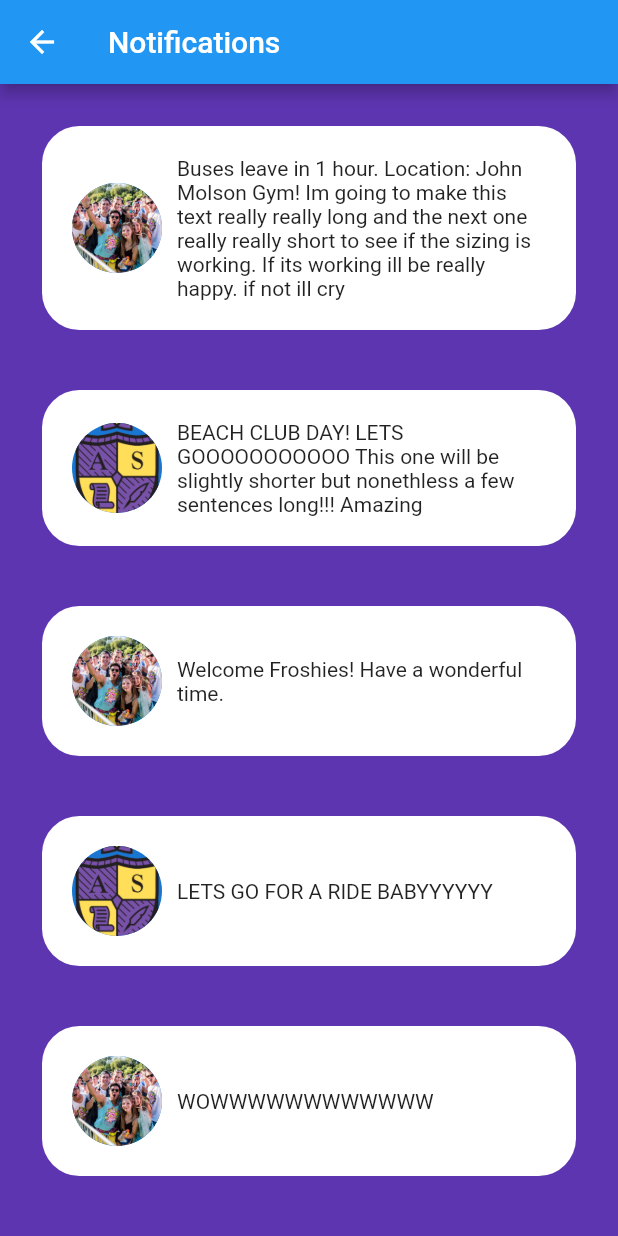
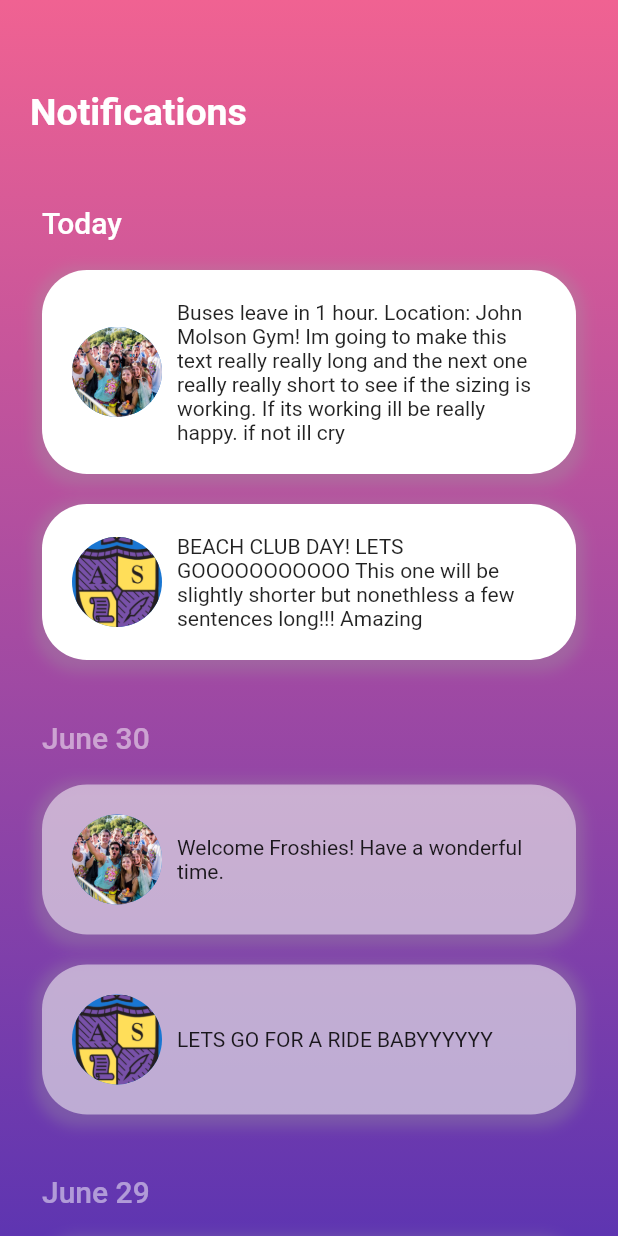
Before and after one commit to JUNIORCO/Event-App, a Flutter app: the Notifications widget shown alone on an empty page, opened directly, on a phone screen of 412 x 824 dp. Run offline on Flutter 3.47's test engine with Material 2 defaults, Android fonts, the phone set to English and light mode, and no system bars.

Commit message:
Notification kinda works

```diff
--- a/lib/screens/notifications.dart
+++ b/lib/screens/notifications.dart
@@ -1,5 +1,6 @@
 import 'package:flutter/material.dart';
 import '../widgets/notification_card.dart';
+import 'package:intl/intl.dart';
 
 class Notifications extends StatelessWidget {
   final List<String> entries = <String>[
@@ -7,14 +8,12 @@ class Notifications extends StatelessWidget {
     'BEACH CLUB DAY! LETS GOOOOOOOOOOO This one will be slightly shorter but nonethless a few sentences long!!! Amazing',
     'Welcome Froshies! Have a wonderful time.',
     'LETS GO FOR A RIDE BABYYYYYY',
-    'WOWWWWWWWWWWWW'
-  ];
-  final List<Color> colors = <Color>[
-    Colors.white,
-    Colors.white,
-    Colors.white,
-    Colors.white,
-    Colors.white
+    'WOWWWWWWWWWWWW',
+    'Buses leave in 1 hour. Location: John Molson Gym! Im going to make this text really really long and the next one really really short to see if the sizing is working. If its working ill be really happy. if not ill cry',
+    'BEACH CLUB DAY! LETS GOOOOOOOOOOO This one will be slightly shorter but nonethless a few sentences long!!! Amazing',
+    'Welcome Froshies! Have a wonderful time.',
+    'LETS GO FOR A RIDE BABYYYYYY',
+    'WOWWWWWWWWWWWW',
   ];
   final List<AssetImage> images = <AssetImage>[
     AssetImage('assets/images/frosh.jpg'),
@@ -22,25 +21,102 @@ class Notifications extends StatelessWidget {
     AssetImage('assets/images/frosh.jpg'),
     AssetImage('assets/images/uni_logo.png'),
     AssetImage('assets/images/frosh.jpg'),
+    AssetImage('assets/images/frosh.jpg'),
+    AssetImage('assets/images/uni_logo.png'),
+    AssetImage('assets/images/frosh.jpg'),
+    AssetImage('assets/images/uni_logo.png'),
+    AssetImage('assets/images/frosh.jpg'),
   ];
+  final List<DateTime> dates = <DateTime>[
+    DateTime.utc(2020, DateTime.july, 1, 11, 30),
+    DateTime.utc(2020, DateTime.july, 1, 6, 21),
+    DateTime.utc(2020, DateTime.june, 30, 14, 59),
+    DateTime.utc(2020, DateTime.june, 30, 9, 0),
+    DateTime.utc(2020, DateTime.june, 29, 20, 10),
+    DateTime.utc(2020, DateTime.june, 29, 15, 44),
+    DateTime.utc(2020, DateTime.june, 29, 4, 44),
+    DateTime.utc(2020, DateTime.june, 28, 12, 00),
+    DateTime.utc(2020, DateTime.june, 28, 23, 59),
+    DateTime.utc(2020, DateTime.june, 27, 8, 36),
+  ];
+
+  Divider buildDivider(int index) {
+    return const Divider(
+      color: Color(0x00000000), // transparent color
+      height: 0.0,
+      endIndent: 0.0,
+      indent: 0.0,
+      thickness: 0.0,
+    );
+  }
+
+  Widget buildItem(int index) {
+    String formattedToday = DateFormat('MMMMd').format(DateTime.now());
+    String formattedDate = DateFormat('MMMMd').format(dates[index]);
+    String formattedPrev = (index == 0)
+        ? DateFormat('MMMMd').format(dates[index])
+        : DateFormat('MMMMd').format(dates[index - 1]);
+
+    // determine opacity of notification card
+    double opacity = (formattedToday == formattedDate) ? 1.0 : 0.5;
+
+    // if first notification card, header is Today
+    // else if the current and previous notification cards are identical, header is empty
+    // else header is the date of the notification card
+    if (index == 0) {
+      return NotificationCard(
+          entries[index], images[index], dates[index], opacity, 'Today');
+    } else if (formattedDate == formattedPrev) {
+      return NotificationCard(
+          entries[index], images[index], dates[index], opacity, '');
+    } else {
+      return NotificationCard(
+          entries[index], images[index], dates[index], opacity, formattedDate);
+    }
+  }
 
   @override
   Widget build(BuildContext context) {
-    return Scaffold(
-        appBar: AppBar(
-          title: Text('Notifications'),
+    return Container(
+      decoration: BoxDecoration(
+        gradient: LinearGradient(
+          begin: Alignment.topCenter,
+          end: Alignment.bottomCenter,
+          colors: [
+            Colors.pink[300],
+            Colors.deepPurple[600],
+          ],
         ),
-        body: ListView.separated(
-          padding: const EdgeInsets.all(8),
-          itemCount: entries.length,
-          itemBuilder: (BuildContext context, int index) {
-            return NotificationCard(
-                colors[index], entries[index], images[index]);
-          },
-          separatorBuilder: (BuildContext context, int index) => const Divider(
-            color: Color(0x00000000), // transparent color
-            height: 0.0,
+      ),
+      child: Column(
+        children: <Widget>[
+          Container(
+            alignment: Alignment.centerLeft,
+            child: Text(
+              "Notifications",
+              textAlign: TextAlign.left,
+              style: TextStyle(
+                  fontSize: 25.0,
+                  fontWeight: FontWeight.w600,
+                  color: Colors.white),
+            ),
+            margin: EdgeInsets.only(
+                top: 60.0, right: 20.0, bottom: 20.0, left: 20.0),
           ),
-        ));
+          Expanded(
+            child: ListView.separated(
+              shrinkWrap: true,
+              scrollDirection: Axis.vertical,
+              padding: const EdgeInsets.all(8),
+              itemCount: entries.length,
+              itemBuilder: (BuildContext context, int index) =>
+                  buildItem(index),
+              separatorBuilder: (BuildContext context, int index) =>
+                  buildDivider(index),
+            ),
+          ),
+        ],
+      ),
+    );
   }
 }
--- a/lib/widgets/notification_card.dart
+++ b/lib/widgets/notification_card.dart
@@ -1,27 +1,56 @@
 import 'package:flutter/material.dart';
+import 'package:intl/intl.dart';
 
 class NotificationCard extends StatelessWidget {
   // Underscore before the variable name means it's a private variable
   // final: once you set it, you can't change it
-  final Color _color;
   final String _text;
-  final AssetImage _image;
+  AssetImage _image;
+  final DateTime _date;
+  final DateFormat formatter = new DateFormat('MMMMd');
+  double _opacity;
+  String _header;
 
   // Constructor
-  // NotificationDetail(Color color) {
-  //   this._color = color;
-  // }
-  // the shorthand version is
-  NotificationCard(this._color, this._text, this._image);
+  NotificationCard(
+      this._text, this._image, this._date, this._opacity, this._header);
 
   @override
   Widget build(BuildContext context) {
-    return Container(
+    return Column(
+      // crossAxisAlignment: CrossAxisAlignment.start,
+      // mainAxisSize: MainAxisSize.min,
+      children: <Widget>[
+        Visibility(
+          visible: !(_header.length == 0),
+          child: Container(
+            alignment: Alignment.centerLeft,
+            margin: EdgeInsets.only(
+                top: 20.0, right: 20.0, bottom: 20.0, left: 20.0),
+            child: Text(
+              _header,
+              textAlign: TextAlign.left,
+              style: TextStyle(
+                  fontSize: 20.0,
+                  fontWeight: FontWeight.w500,
+                  color: Colors.white.withOpacity(_opacity)),
+            ),
+          ),
+        ),
+        Container(
           decoration: BoxDecoration(
-          color: _color,
-          borderRadius: BorderRadius.circular(25),
+            color: Colors.white.withOpacity(_opacity),
+            borderRadius: BorderRadius.circular(30.0),
+            boxShadow: [
+              BoxShadow(
+                color: Colors.grey.withOpacity(0.3),
+                spreadRadius: 5,
+                offset: Offset(0, 3),
+                blurRadius: 7.0,
               ),
-        margin: const EdgeInsets.all(20.0),
+            ],
+          ),
+          margin: const EdgeInsets.only(bottom: 20.0, left: 20.0, right: 20.0),
           padding: const EdgeInsets.all(20.0),
           child: Row(
             children: <Widget>[
@@ -37,8 +66,48 @@ class NotificationCard extends StatelessWidget {
                   _text,
                   textAlign: TextAlign.left,
                 ),
+              ),
+            ],
+          ),
         )
       ],
-        ));
+    );
   }
+
+  // @override
+  // Widget build(BuildContext context) {
+  //   return Container(
+  //     decoration: BoxDecoration(
+  //       color: Colors.white.withOpacity(_opacity),
+  //       borderRadius: BorderRadius.circular(30.0),
+  //       boxShadow: [
+  //         BoxShadow(
+  //           color: Colors.grey.withOpacity(0.3),
+  //           spreadRadius: 5,
+  //           offset: Offset(0, 3),
+  //           blurRadius: 7.0,
+  //         ),
+  //       ],
+  //     ),
+  //     margin: const EdgeInsets.only(bottom: 20.0, left: 20.0, right: 20.0),
+  //     padding: const EdgeInsets.all(20.0),
+  //     child: Row(
+  //       children: <Widget>[
+  //         Padding(
+  //           padding: EdgeInsets.only(right: 10.0),
+  //           child: CircleAvatar(
+  //             backgroundImage: _image,
+  //             radius: 30,
+  //           ),
+  //         ),
+  //         Expanded(
+  //           child: Text(
+  //             _text,
+  //             textAlign: TextAlign.left,
+  //           ),
+  //         ),
+  //       ],
+  //     ),
+  //   );
+  // }
 }
--- a/pubspec.yaml
+++ b/pubspec.yaml
@@ -15,6 +15,7 @@ dependencies:
   english_words: ^3.1.5
   font_awesome_flutter: ^8.5.0
   gradient_bottom_navigation_bar: ^1.0.0+4
+  intl: ^0.16.1
 
 dev_dependencies:
   flutter_test:
```
Also changed, not shown: pubspec.lock. Lines whose indentation alone changed are shown as unchanged.
